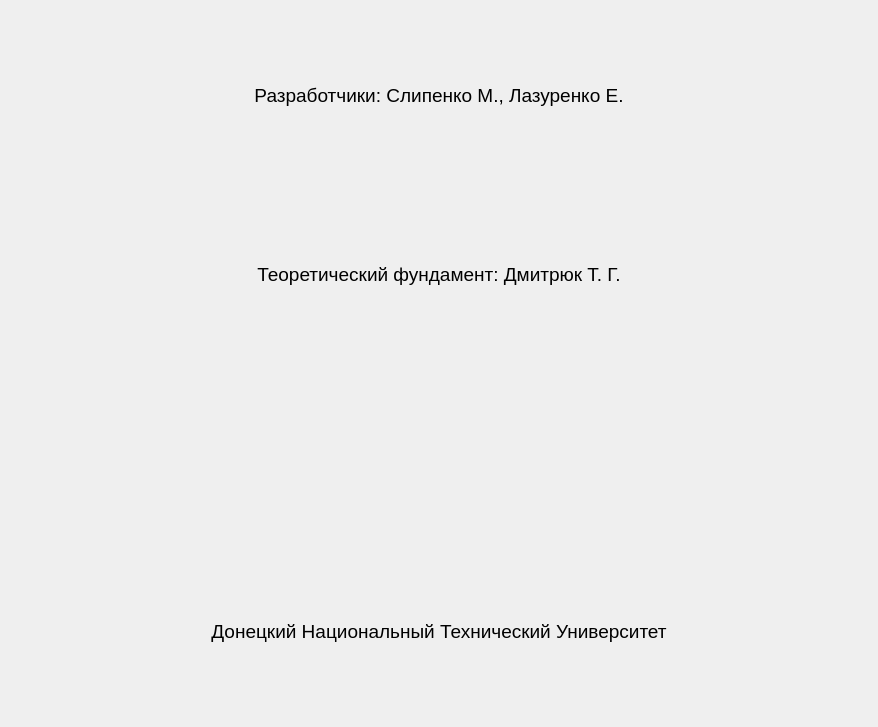
shizand/statapp, file statapp/ui/about_window.ui: the form before one commit.
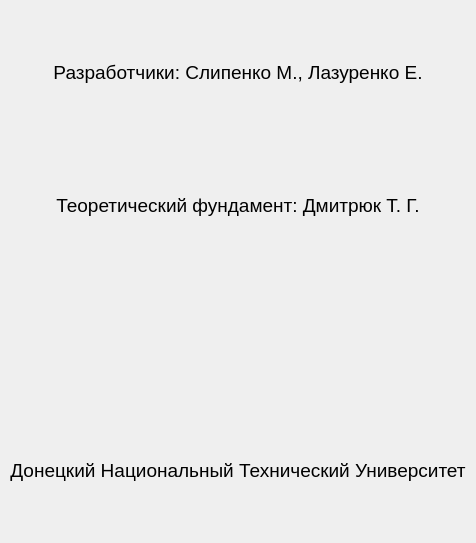
The form after the commit. Icons and pictures are not drawn.

Commit message:
feat: добавлено окно "О программе" (with Kitty) (#14)
Это окно обязательное, вместе с гифкой

---------

What changed in the file:
```diff
--- a/statapp/ui/about_window.ui
+++ b/statapp/ui/about_window.ui
@@ -9,8 +9,8 @@
    <rect>
     <x>0</x>
     <y>0</y>
-    <width>878</width>
-    <height>727</height>
+    <width>476</width>
+    <height>543</height>
    </rect>
   </property>
   <property name="windowTitle">
@@ -23,8 +23,8 @@
    <layout class="QGridLayout" name="gridLayout_2">
     <item row="0" column="0">
      <layout class="QGridLayout" name="gridLayout">
-      <item row="1" column="1">
-       <widget class="QLabel" name="labelbasegigamen">
+      <item row="4" column="1">
+       <widget class="QLabel" name="labelowner">
         <property name="font">
          <font>
           <pointsize>14</pointsize>
@@ -37,7 +37,7 @@
          </font>
         </property>
         <property name="text">
-         <string>Теоретический фундамент: Дмитрюк Т. Г.</string>
+         <string>Донецкий Национальный Технический Университет</string>
         </property>
         <property name="alignment">
          <set>Qt::AlignCenter</set>
@@ -65,8 +65,8 @@
         </property>
        </widget>
       </item>
-      <item row="3" column="1">
-       <widget class="QLabel" name="labelowner">
+      <item row="1" column="1">
+       <widget class="QLabel" name="labelbasegigamen">
         <property name="font">
          <font>
           <pointsize>14</pointsize>
@@ -79,7 +79,7 @@
          </font>
         </property>
         <property name="text">
-         <string>Донецкий Национальный Технический Университет</string>
+         <string>Теоретический фундамент: Дмитрюк Т. Г.</string>
         </property>
         <property name="alignment">
          <set>Qt::AlignCenter</set>
@@ -87,7 +87,19 @@
        </widget>
       </item>
       <item row="2" column="1">
-       <widget class="QLabel" name="labelowner_2">
+       <widget class="QLabel" name="labelgif">
+        <property name="minimumSize">
+         <size>
+          <width>50</width>
+          <height>50</height>
+         </size>
+        </property>
+        <property name="maximumSize">
+         <size>
+          <width>500</width>
+          <height>600</height>
+         </size>
+        </property>
         <property name="font">
          <font>
           <pointsize>14</pointsize>
@@ -99,6 +111,9 @@
           <kerning>true</kerning>
          </font>
         </property>
+        <property name="frameShape">
+         <enum>QFrame::NoFrame</enum>
+        </property>
         <property name="text">
          <string/>
         </property>
```
Left out of the diff: 3 changed lines with no effect on the pictures. The commit also changes 3 other files.
